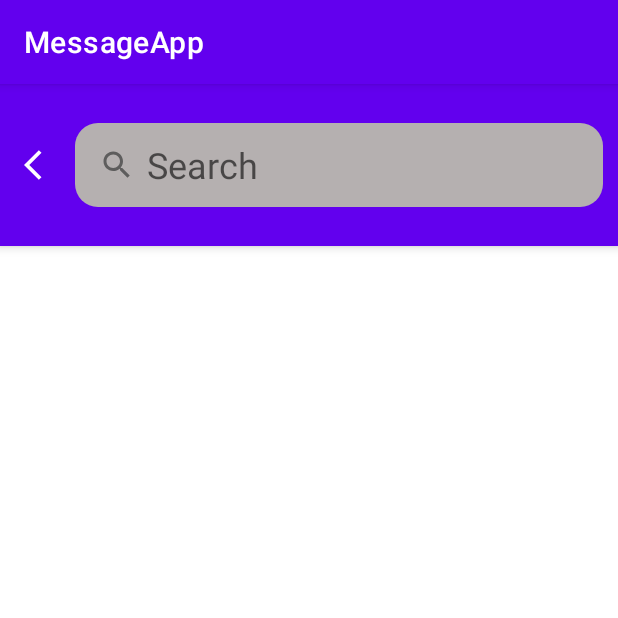
After one commit to tmspaceape/MessageApp, an Android app: the SearchActivity screen opened directly, with no data from a screen before it, on a phone screen of 412 x 824 dp, the top half of it. The commit adds this screen. Run offline under Robolectric (Android 15) with nearby library versions, the phone set to English and light mode, and no system bars.

Commit message:
added xmls for remaining components

```diff
--- a/MessageApp/app/src/main/java/ge/tmaisuradze/SuccessActivity.kt
+++ b/MessageApp/app/src/main/java/ge/tmaisuradze/ChatActivity.kt
@@ -3,9 +3,9 @@ package ge.tmaisuradze
 import androidx.appcompat.app.AppCompatActivity
 import android.os.Bundle
 
-class SuccessActivity : AppCompatActivity() {
+class ChatActivity : AppCompatActivity() {
     override fun onCreate(savedInstanceState: Bundle?) {
         super.onCreate(savedInstanceState)
-        setContentView(R.layout.activity_success)
+        setContentView(R.layout.activity_chat)
     }
 }
--- a/MessageApp/app/src/main/java/ge/tmaisuradze/Entities/Chat.kt
+++ b/MessageApp/app/src/main/java/ge/tmaisuradze/Entities/Chat.kt
@@ -4,7 +4,7 @@ import com.google.firebase.database.IgnoreExtraProperties
 
 @IgnoreExtraProperties
 data class Chat(
-    val recipient: User? = null,
+    val receiver: User? = null,
     val lastMessage: String? = null,
     val lastMessageTime: String? = null,
 ) : Comparable<Chat> {
--- /dev/null
+++ b/MessageApp/app/src/main/java/ge/tmaisuradze/SearchActivity.kt
@@ -0,0 +1,11 @@
+package ge.tmaisuradze
+
+import androidx.appcompat.app.AppCompatActivity
+import android.os.Bundle
+
+class SearchActivity : AppCompatActivity() {
+    override fun onCreate(savedInstanceState: Bundle?) {
+        super.onCreate(savedInstanceState)
+        setContentView(R.layout.activity_search)
+    }
+}
--- /dev/null
+++ b/MessageApp/app/src/main/res/drawable/ic_back.xml
@@ -0,0 +1,11 @@
+<vector xmlns:android="http://schemas.android.com/apk/res/android"
+    android:width="@dimen/default_icon_size_small"
+    android:height="@dimen/default_icon_size_small"
+    android:viewportWidth="24"
+    android:viewportHeight="24"
+    android:tint="#5E5D5D"
+    android:autoMirrored="true">
+    <path
+        android:fillColor="@android:color/white"
+        android:pathData="M11.67,3.87L9.9,2.1 0,12l9.9,9.9 1.77,-1.77L3.54,12z"/>
+</vector>
--- /dev/null
+++ b/MessageApp/app/src/main/res/layout/activity_search.xml
@@ -0,0 +1,84 @@
+<?xml version="1.0" encoding="utf-8"?>
+<androidx.constraintlayout.widget.ConstraintLayout xmlns:android="http://schemas.android.com/apk/res/android"
+    xmlns:app="http://schemas.android.com/apk/res-auto"
+    xmlns:tools="http://schemas.android.com/tools"
+    android:layout_width="match_parent"
+    android:layout_height="match_parent"
+    tools:context=".SearchActivity">
+
+    <com.google.android.material.appbar.AppBarLayout
+        android:id="@+id/search_app_bar_layout"
+        android:layout_width="match_parent"
+        android:layout_height="wrap_content"
+        android:fitsSystemWindows="true"
+        android:paddingVertical="@dimen/default_margin_small"
+        app:layout_constraintTop_toTopOf="parent">
+
+        <LinearLayout
+            android:layout_width="match_parent"
+            android:layout_height="match_parent"
+            android:orientation="horizontal"
+            android:paddingStart="@dimen/default_margin_small">
+
+            <ImageView
+                android:layout_width="@dimen/default_icon_size_small"
+                android:layout_height="@dimen/default_icon_size_small"
+                android:src="@drawable/ic_back"
+                android:focusable="true"
+                app:tint="@color/white"
+                android:layout_gravity="center"/>
+
+            <androidx.appcompat.widget.Toolbar
+                android:id="@+id/search_toolbar"
+                android:layout_width="match_parent"
+                android:layout_height="?attr/actionBarSize"
+                android:layout_gravity="bottom"
+                android:layout_marginHorizontal="10dp"
+                android:layout_marginTop="10dp"
+                android:layout_marginBottom="10dp"
+                android:paddingHorizontal="@dimen/default_margin_small"
+                app:contentInsetStart="0dp"
+                app:layout_collapseMode="pin">
+
+
+                <LinearLayout
+                    android:id="@+id/search_search_bar"
+                    android:layout_width="match_parent"
+                    android:layout_height="match_parent"
+                    android:background="@drawable/edit_text_bg"
+                    android:gravity="center"
+                    android:orientation="horizontal"
+                    android:paddingStart="@dimen/default_margin_small">
+
+                    <ImageView
+                        android:layout_width="@dimen/default_icon_size_small"
+                        android:layout_height="@dimen/default_icon_size_small"
+                        android:layout_marginEnd="8dp"
+                        android:src="@drawable/ic_search" />
+
+                    <EditText
+                        android:layout_width="match_parent"
+                        android:layout_height="wrap_content"
+                        android:background="@null"
+                        android:hint="@string/search"
+                        android:textSize="@dimen/default_text_size_medium" />
+
+                </LinearLayout>
+
+            </androidx.appcompat.widget.Toolbar>
+
+        </LinearLayout>
+
+    </com.google.android.material.appbar.AppBarLayout>
+
+    <androidx.recyclerview.widget.RecyclerView
+        android:id="@+id/search_users_rv"
+        android:layout_width="match_parent"
+        android:layout_height="wrap_content"
+        app:layout_constraintStart_toStartOf="parent"
+        app:layout_constraintTop_toBottomOf="@+id/search_app_bar_layout"
+        app:layoutManager="androidx.recyclerview.widget.LinearLayoutManager"
+        app:layout_behavior="@string/appbar_scrolling_view_behavior" />
+
+
+</androidx.constraintlayout.widget.ConstraintLayout>
--- a/MessageApp/app/src/main/res/values/colors.xml
+++ b/MessageApp/app/src/main/res/values/colors.xml
@@ -11,4 +11,7 @@
     <color name="button_blue">#3C65E1</color>
     <color name="icon_grey">#878787</color>
     <color name="transparent">#0F878787</color>
+    <color name="message_box_color">#DBD9D9</color>
+    <color name="sent_color">#FFBB86FC</color>
+    <color name="recieved_color">#B5B0B0</color>
 </resources>
--- a/MessageApp/app/src/main/res/values/dimens.xml
+++ b/MessageApp/app/src/main/res/values/dimens.xml
@@ -15,4 +15,9 @@
     <dimen name="default_icon_size_small">24dp</dimen>
     <dimen name="chats_list_item_height">80dp</dimen>
     <dimen name="chat_list_item_username_size">18sp</dimen>
+    <dimen name="chat_avatar_size">40dp</dimen>
+    <dimen name="message_text_size">16sp</dimen>
+    <dimen name="message_vertical_margin">8dp</dimen>
+    <dimen name="message_max_width">320dp</dimen>
+    <dimen name="message_border_radius">60dp</dimen>
 </resources>
--- a/MessageApp/app/src/main/res/values/strings.xml
+++ b/MessageApp/app/src/main/res/values/strings.xml
@@ -22,4 +22,7 @@
     <string name="dummy_name">Dummy Name</string>
     <string name="dummy_message">Dummy Message: wubba lubba dub dub</string>
     <string name="dummy_time">1h</string>
+    <string name="dummy_profession">Android Developer</string>
+    <string name="type_your_message">Type your message</string>
+    <string name="dummy_message_time">04:20</string>
 </resources>
--- a/MessageApp/build.gradle
+++ b/MessageApp/build.gradle
@@ -7,8 +7,8 @@ buildscript {
     }
 }// Top-level build file where you can add configuration options common to all sub-projects/modules.
 plugins {
-    id 'com.android.application' version '7.1.2' apply false
-    id 'com.android.library' version '7.1.2' apply false
+    id 'com.android.application' version '7.2.1' apply false
+    id 'com.android.library' version '7.2.1' apply false
     id 'org.jetbrains.kotlin.android' version '1.6.21' apply false
 }
 
```
Also changed, not shown: MessageApp/app/src/main/AndroidManifest.xml (+5 -3 lines), MessageApp/app/src/main/java/ge/tmaisuradze/Entities/Message.kt (added, +20 -0 lines), MessageApp/app/src/main/res/drawable/message_box_bg.xml (added, +11 -0 lines), MessageApp/app/src/main/res/drawable/received_message_bg.xml (added, +8 -0 lines), MessageApp/app/src/main/res/drawable/sent_message_bg.xml (added, +8 -0 lines), MessageApp/app/src/main/res/layout/activity_chat.xml (added, +109 -0 lines), MessageApp/app/src/main/res/layout/received_message.xml (added, +33 -0 lines), MessageApp/app/src/main/res/layout/search_users_list_item.xml (added, +42 -0 lines), MessageApp/app/src/main/res/layout/sent_message.xml (added, +33 -0 lines), MessageApp/gradle/wrapper/gradle-wrapper.properties.
